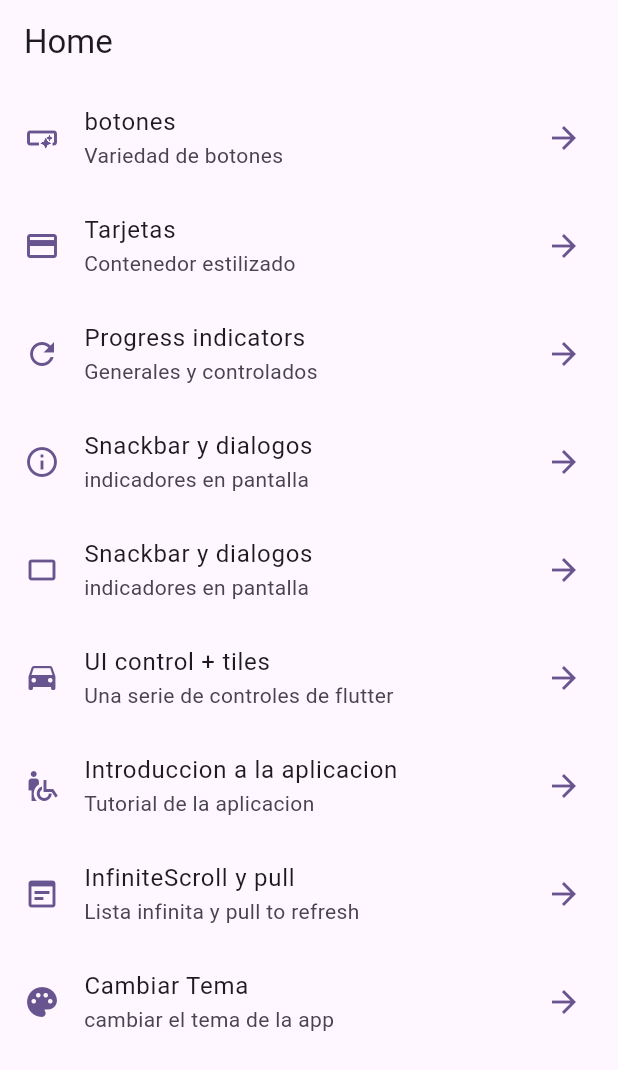
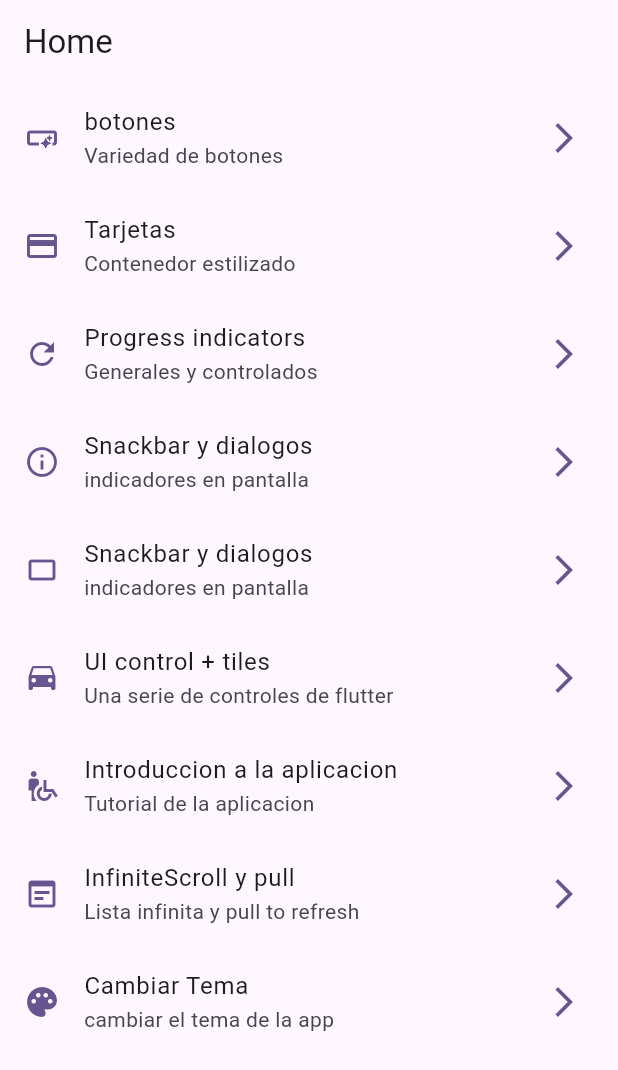
Before and after one commit to HumbertoSuk/Flutter_Trabajo3, a Flutter app: the screen it shows after launch, on a phone screen of 412 x 824 dp. Shown: the top 1070 px of the screen. Run offline on Flutter 3.47's test engine with Material 3 defaults, Android fonts, the light colour scheme and no system bars.

Commit message:
Se realizan cambios de limpieza de codgo faltante ;3

```diff
--- a/lib/main.dart
+++ b/lib/main.dart
@@ -14,7 +14,7 @@ class MainApp extends StatelessWidget {
     return MaterialApp(
       debugShowCheckedModeBanner: false,
       theme: AppTheme(selectcolor: 5).getTheme(),
-      home: const Home(),
+      home: const HomeScreen(),
     );
   }
 }
--- a/lib/presentation/screens/home/home.dart
+++ b/lib/presentation/screens/home/home.dart
@@ -1,31 +1,32 @@
 import 'package:flutter/material.dart';
 import 'package:trabajo_3/config/menu/menu_item.dart';
-import 'package:trabajo_3/widgets/ListMenuCustom.dart';
+import 'package:trabajo_3/presentation/widgets/ListMenuCustom.dart';
 
-class Home extends StatelessWidget {
-  const Home({Key? key}) : super(key: key);
+class HomeScreen extends StatelessWidget {
+  const HomeScreen({super.key});
 
   @override
   Widget build(BuildContext context) {
     return Scaffold(
       appBar: AppBar(
-        title: const Text("Home"),
-        centerTitle: false,
+        title: const Text('Home'),
       ),
-      body: _HomeView(),
+      body: const _HomeView(),
     );
   }
 }
 
 class _HomeView extends StatelessWidget {
-  const _HomeView({Key? key}) : super(key: key);
+  const _HomeView({
+    super.key,
+  });
 
   @override
   Widget build(BuildContext context) {
-    final List<MenuItem> listado = appMenuItems;
     return ListView.builder(
-      itemCount: listado.length,
-      itemBuilder: (context, index) => ListCustom(menuItem: listado[index]),
-    );
+        itemCount: appMenuItems.length, itemBuilder: getMenuList);
   }
+
+  Widget getMenuList(context, index) =>
+      ListMenuCustom(menuItem: appMenuItems[index]);
 }
--- a/lib/widgets/ListMenuCustom.dart
+++ b/lib/presentation/widgets/ListMenuCustom.dart
@@ -1,8 +1,9 @@
 import 'package:flutter/material.dart';
 import 'package:trabajo_3/config/menu/menu_item.dart';
 
-class ListCustom extends StatelessWidget {
-  const ListCustom({
+class ListMenuCustom extends StatelessWidget {
+  const ListMenuCustom({
+    super.key,
     required this.menuItem,
   });
 
@@ -11,20 +12,19 @@ class ListCustom extends StatelessWidget {
   @override
   Widget build(BuildContext context) {
     final colors = Theme.of(context).colorScheme;
-
     return ListTile(
       leading: Icon(
         menuItem.icon,
         color: colors.primary,
       ),
       trailing: Icon(
-        Icons.arrow_forward,
+        Icons.arrow_forward_ios_outlined,
         color: colors.primary,
       ),
       title: Text(menuItem.title),
       subtitle: Text(menuItem.subtitle),
       onTap: () {
-        print("Behh ${menuItem.link}");
+        print('llamado de la liga a donde ir ${menuItem.link}');
       },
     );
   }
```
